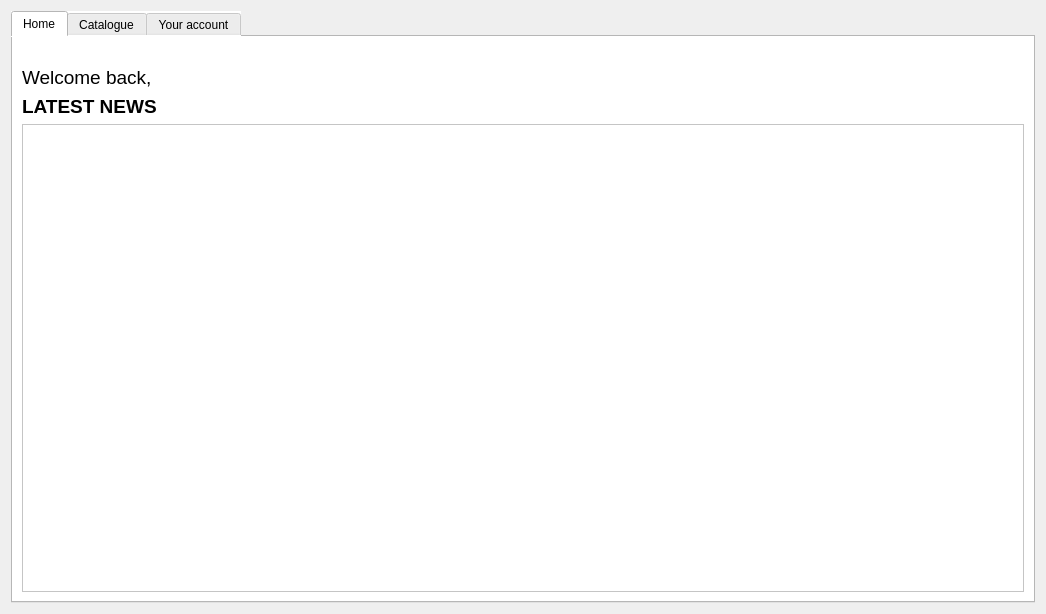
Qt form NewWindowChur/catalogue.ui (jandrealyn/LibraryQtSystem) before a commit.
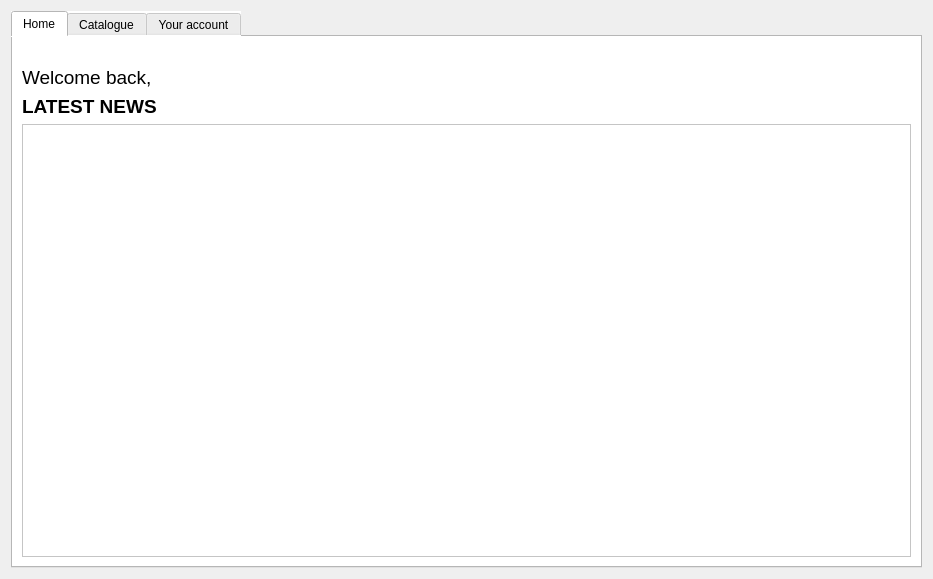
The same form after that commit. The open tabs and pages were chosen to show the change. Icons and pictures are not drawn.

Patch:
```diff
--- a/NewWindowChur/catalogue.ui
+++ b/NewWindowChur/catalogue.ui
@@ -6,8 +6,8 @@
    <rect>
     <x>0</x>
     <y>0</y>
-    <width>1046</width>
-    <height>614</height>
+    <width>933</width>
+    <height>579</height>
    </rect>
   </property>
   <property name="sizePolicy">
@@ -33,6 +33,9 @@
        <string>Home</string>
       </attribute>
       <layout class="QGridLayout" name="gridLayout_3">
+       <item row="4" column="0">
+        <widget class="QTextBrowser" name="img"/>
+       </item>
        <item row="0" column="0">
         <widget class="QLabel" name="yoobeeLogo_2">
          <property name="text">
@@ -57,9 +60,6 @@
          </property>
         </widget>
        </item>
-       <item row="4" column="0">
-        <widget class="QTextBrowser" name="textBrowser"/>
-       </item>
        <item row="2" column="0">
         <widget class="QLabel" name="welcomeBack">
          <property name="font">
```
Left out of the diff: 8 changed lines with no effect on the pictures.
